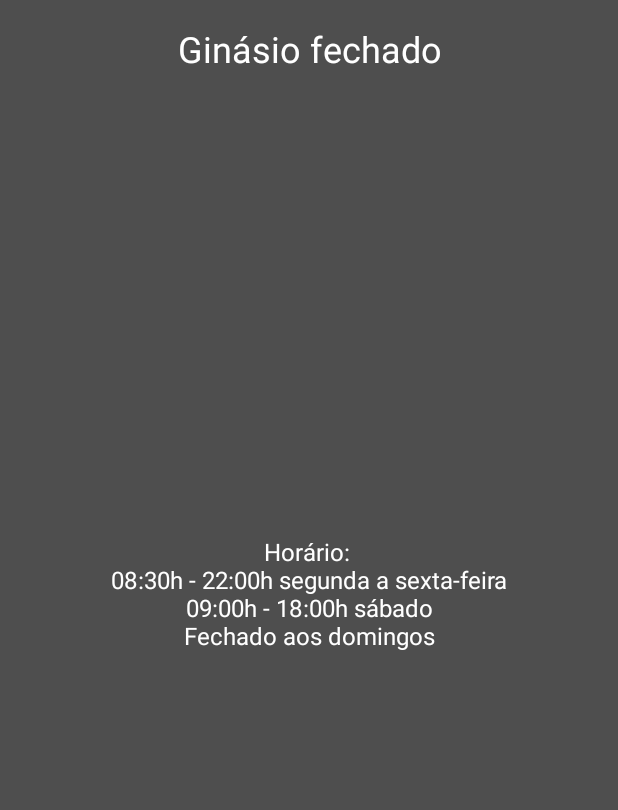
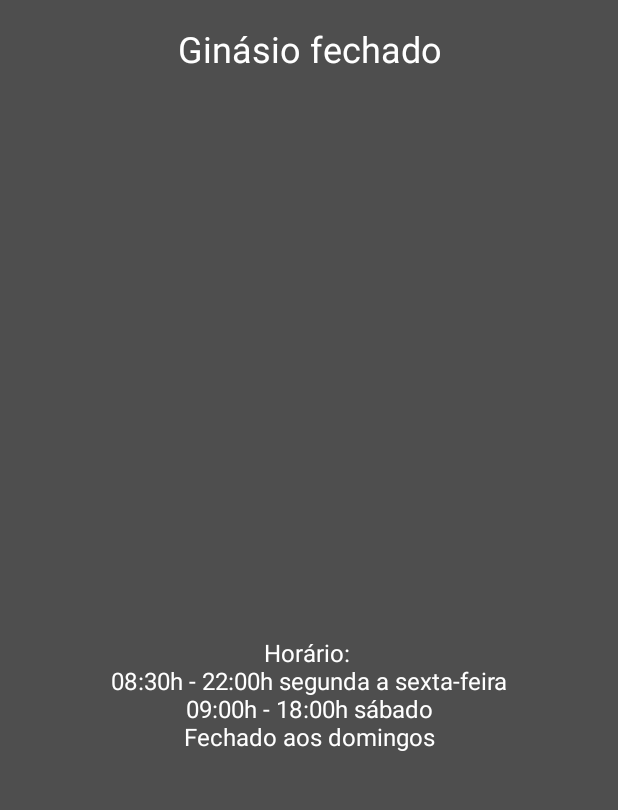
Before and after one commit to tiagoribeiro2001/Projeto-SA, an Android app: the screen it shows after launch (MainActivity), on a phone screen of 412 x 824 dp, the part 281-1091 px from its top. Run offline under Robolectric (Android 15) with nearby library versions, the phone set to English and light mode, and no system bars; libraries missing offline, so code that uses them is left out: com.opencsv, com.opencsv.exceptions; 4 statements that could not run were skipped.

Commit message:
Final da aplicação

```diff
--- a/GymBox_Semaforo/app/src/main/java/com/example/gymbox_semaforo/MainActivity.java
+++ b/GymBox_Semaforo/app/src/main/java/com/example/gymbox_semaforo/MainActivity.java
@@ -96,7 +96,7 @@ public class MainActivity extends AppCompatActivity {
 
             // Mostrar a mensagem de horário do ginásio
             String gymStatusMessage = "Ginásio aberto\n";
-            String gymMessage = "A cor apresentada representa a lotação média do ginásio após uma recolha de dados de 2 semanas:\n-> Verde - O ginásio encontra-se pouco populado;\n-> Amarelo - O ginásio tem uma lotação média;\n-> Vermelho - O ginásio tem a lotação quase cheia.";
+            String gymMessage = "A cor apresentada representa a lotação média do ginásio neste momento:\n-> Verde - Pouco populado;\n-> Amarelo - Lotação média;\n-> Vermelho - Lotação quase cheia.";
             textViewGymStatus.setText(gymStatusMessage);
             textViewGymStatusMessage.setText(gymMessage);
 
--- a/GymBox_Semaforo/app/src/main/res/layout/activity_main.xml
+++ b/GymBox_Semaforo/app/src/main/res/layout/activity_main.xml
@@ -56,11 +56,12 @@
         android:id="@+id/textViewAdditionalInfo"
         android:layout_width="0dp"
         android:layout_height="wrap_content"
-        android:layout_marginTop="308dp"
+        android:layout_marginTop="240dp"
         android:gravity="center"
-        android:text="Horário: \n 08:30h - 22:00h segunda a sexta-feira \n 09:00h - 18:00h sábado \nFechado aos domingos"
+        android:text="@string/horario"
         android:textColor="#FFFFFF"
         android:textSize="16sp"
+        app:layout_constraintBottom_toBottomOf="parent"
         app:layout_constraintEnd_toEndOf="parent"
         app:layout_constraintHorizontal_bias="0.0"
         app:layout_constraintStart_toStartOf="parent"
--- a/GymBox_Semaforo/app/src/main/res/values/strings.xml
+++ b/GymBox_Semaforo/app/src/main/res/values/strings.xml
@@ -1,3 +1,4 @@
 <resources>
     <string name="app_name">GymBox Semáforo</string>
+    <string name="horario">Horário: \n 08:30h - 22:00h segunda a sexta-feira \n 09:00h - 18:00h sábado \nFechado aos domingos</string>
 </resources>
```
